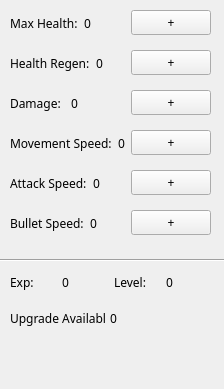
Old version of the form Hud.ui in the repository zhongvei/Tankoop.
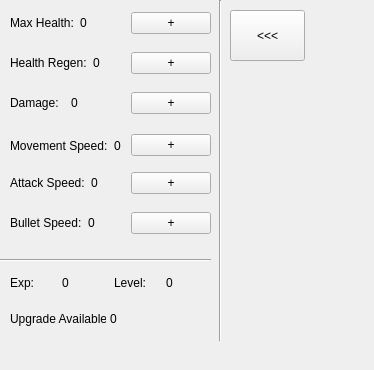
New version of the form.

Patch:
```diff
--- a/Hud.ui
+++ b/Hud.ui
@@ -9,13 +9,13 @@
    <rect>
     <x>0</x>
     <y>0</y>
-    <width>224</width>
-    <height>389</height>
+    <width>374</width>
+    <height>370</height>
    </rect>
   </property>
   <property name="font">
    <font>
-    <family>MV Boli</family>
+    <family>Arial</family>
    </font>
   </property>
   <property name="focusPolicy">
@@ -135,7 +135,7 @@
      <x>10</x>
      <y>130</y>
      <width>201</width>
-     <height>26</height>
+     <height>31</height>
     </rect>
    </property>
    <layout class="QHBoxLayout" name="movement_speed_layout">
@@ -307,7 +307,7 @@
     <rect>
      <x>0</x>
      <y>250</y>
-     <width>231</width>
+     <width>211</width>
      <height>21</height>
     </rect>
    </property>
@@ -315,6 +315,32 @@
     <enum>Qt::Horizontal</enum>
    </property>
   </widget>
+  <widget class="Line" name="line_2">
+   <property name="geometry">
+    <rect>
+     <x>210</x>
+     <y>0</y>
+     <width>20</width>
+     <height>341</height>
+    </rect>
+   </property>
+   <property name="orientation">
+    <enum>Qt::Vertical</enum>
+   </property>
+  </widget>
+  <widget class="QPushButton" name="show_hud_btn">
+   <property name="geometry">
+    <rect>
+     <x>230</x>
+     <y>10</y>
+     <width>75</width>
+     <height>51</height>
+    </rect>
+   </property>
+   <property name="text">
+    <string>&lt;&lt;&lt;</string>
+   </property>
+  </widget>
  </widget>
  <resources/>
  <connections/>
```
